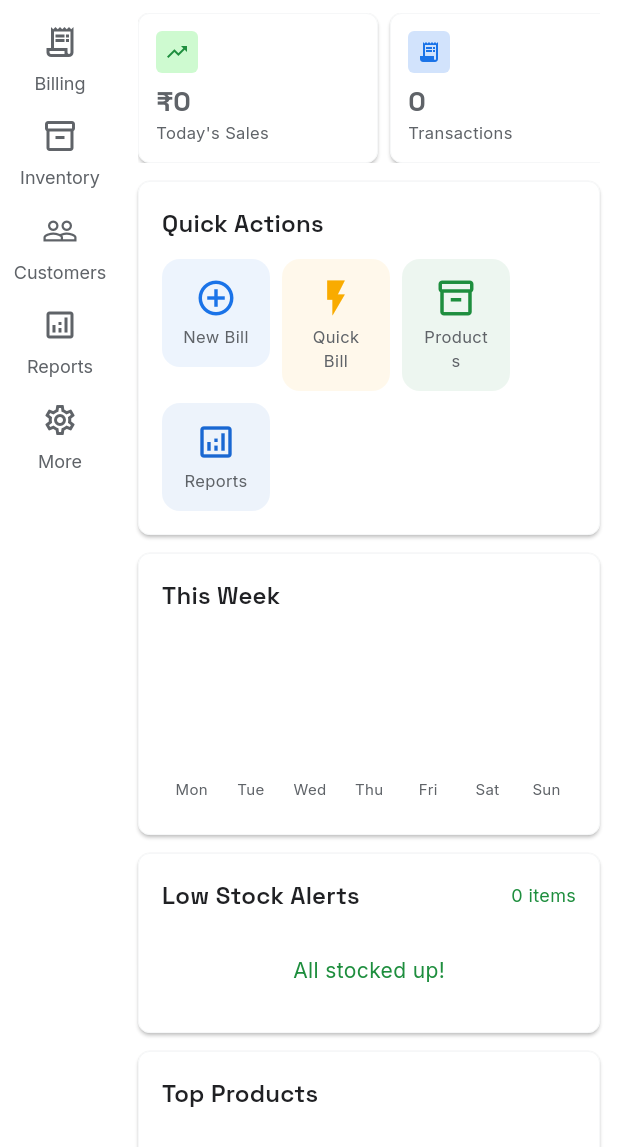
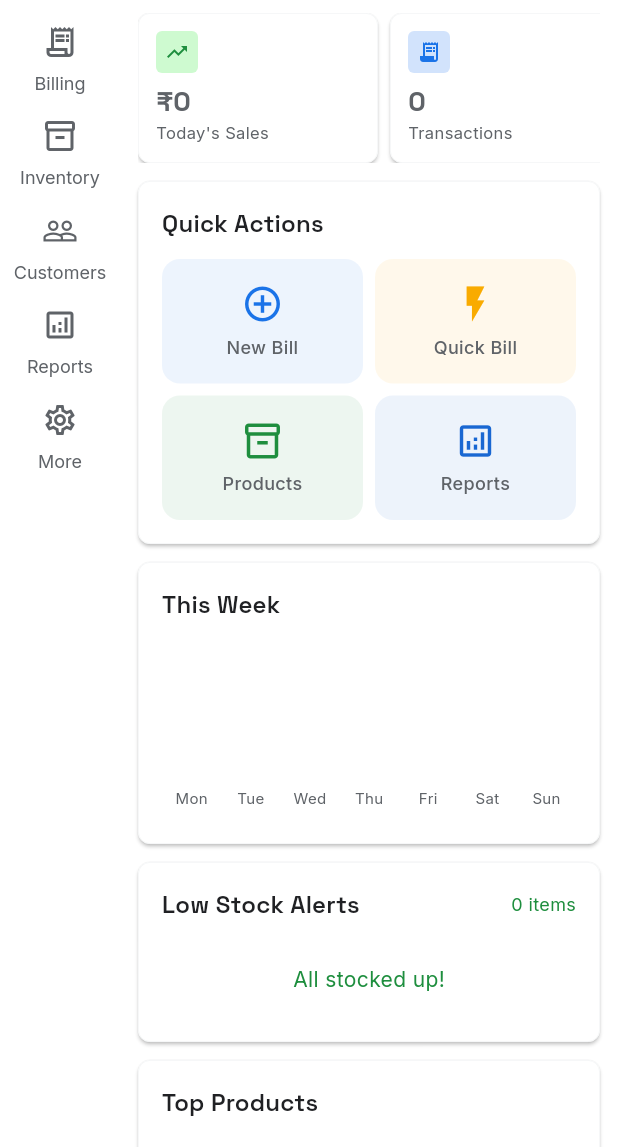
Before and after one commit to jayaswinjay-web/jpos-ftr, a Flutter app: the DashboardScreen screen opened by its route, on a phone screen of 412 x 824 dp, the part 89-1236 px from its top. Run offline on Flutter 3.47's test engine with Material 3 defaults, Android fonts, the phone set to English and light mode, and no system bars; drawn by our look-alikes of fl_chart; our stand-ins replace audioplayers, barcode_widget, cloud_firestore, dio, drift, equatable and 12 more; missing offline and left inert: mobile_scanner, print_bluetooth_thermal; accounts and stored records are empty; project files that could hold a hidden picture were left out.

Commit message:
fix(dashboard): make buttons from quick actions more suitable

```diff
--- a/jaypos/lib/features/dashboard/screens/dashboard_screen.dart
+++ b/jaypos/lib/features/dashboard/screens/dashboard_screen.dart
@@ -78,7 +78,16 @@ class DashboardScreen extends ConsumerWidget {
     ]))),
   );
 
-  Widget _actionsGrid(ThemeData t, BuildContext ctx) => SizedBox(
+  Widget _actionsGrid(ThemeData t, BuildContext ctx) {
+    final isWide = MediaQuery.of(ctx).size.width > 600;
+    final tiles = [
+      _actionTile(ctx, Icons.add_circle_outline, 'New Bill', AppColors.primary, '/billing'),
+      _actionTile(ctx, Icons.flash_on, 'Quick Bill', AppColors.warning, '/quick-bill'),
+      _actionTile(ctx, Icons.inventory_2_outlined, 'Products', AppColors.success, '/inventory'),
+      _actionTile(ctx, Icons.analytics_outlined, 'Reports', AppColors.info, '/reports'),
+    ];
+
+    return SizedBox(
       width: double.infinity,
       child: Card(
         child: Padding(
@@ -88,36 +97,72 @@ class DashboardScreen extends ConsumerWidget {
             children: [
               Text('Quick Actions', style: t.textTheme.titleMedium),
               const SizedBox(height: 12),
-          Wrap(
-            spacing: 8,
-            runSpacing: 8,
+              if (isWide)
+                Row(
                   children: [
-              _actionTile(ctx, Icons.add_circle_outline, 'New Bill', AppColors.primary, '/billing'),
-              _actionTile(ctx, Icons.flash_on, 'Quick Bill', AppColors.warning, '/quick-bill'),
-              _actionTile(ctx, Icons.inventory_2_outlined, 'Products', AppColors.success, '/inventory'),
-              _actionTile(ctx, Icons.analytics_outlined, 'Reports', AppColors.info, '/reports'),
+                    for (var i = 0; i < tiles.length; i++) ...[
+                      if (i > 0) const SizedBox(width: 8),
+                      Expanded(child: tiles[i]),
                     ],
+                  ],
+                )
+              else ...[
+                Row(
+                  children: [
+                    Expanded(child: tiles[0]),
+                    const SizedBox(width: 8),
+                    Expanded(child: tiles[1]),
+                  ],
+                ),
+                const SizedBox(height: 8),
+                Row(
+                  children: [
+                    Expanded(child: tiles[2]),
+                    const SizedBox(width: 8),
+                    Expanded(child: tiles[3]),
+                  ],
+                ),
+              ],
+            ],
+          ),
+        ),
+      ),
+    );
+  }
+
+  Widget _actionTile(
+    BuildContext ctx,
+    IconData icon,
+    String label,
+    Color color,
+    String route,
+  ) {
+    return Material(
+      color: color.withOpacity(0.08),
+      borderRadius: BorderRadius.circular(12),
+      child: InkWell(
+        onTap: () => ctx.go(route),
+        borderRadius: BorderRadius.circular(12),
+        child: Padding(
+          padding: const EdgeInsets.symmetric(vertical: 16, horizontal: 8),
+          child: Column(
+            mainAxisSize: MainAxisSize.min,
+            children: [
+              Icon(icon, color: color, size: 28),
+              const SizedBox(height: 6),
+              Text(
+                label,
+                textAlign: TextAlign.center,
+                maxLines: 1,
+                overflow: TextOverflow.ellipsis,
+                style: const TextStyle(fontSize: 12, fontWeight: FontWeight.w500),
               ),
             ],
           ),
         ),
       ),
     );
-
-  Widget _actionTile(BuildContext ctx, IconData icon, String label, Color color, String route) => SizedBox(
-    width: (MediaQuery.of(ctx).size.width - 100) / 4 < 80 ? 72 : (MediaQuery.of(ctx).size.width - 100) / 4,
-    child: InkWell(onTap: () => ctx.go(route), borderRadius: BorderRadius.circular(12),
-      child: Container(
-        padding: const EdgeInsets.all(12),
-        decoration: BoxDecoration(color: color.withOpacity(0.08), borderRadius: BorderRadius.circular(12)),
-        child: Column(children: [
-          Icon(icon, color: color, size: 28),
-          const SizedBox(height: 4),
-          Text(label, textAlign: TextAlign.center, style: const TextStyle(fontSize: 11)),
-        ]),
-      ),
-    ),
-  );
+  }
 
   Widget _weekChart(ThemeData t, WidgetRef ref) {
     final weekSales = ref.watch(weekSalesProvider);
```
Lines whose indentation alone changed are shown as unchanged.
